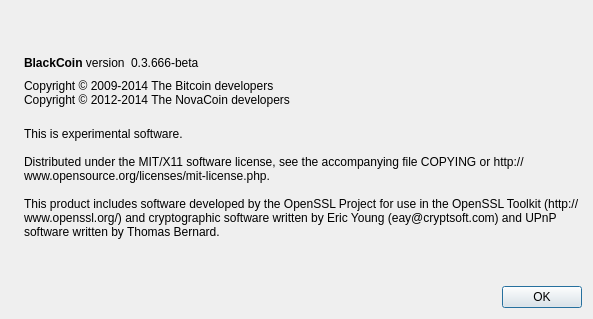
Qt form src/qt/forms/aboutdialog.ui (bogatyrov/valorbit) before a commit.
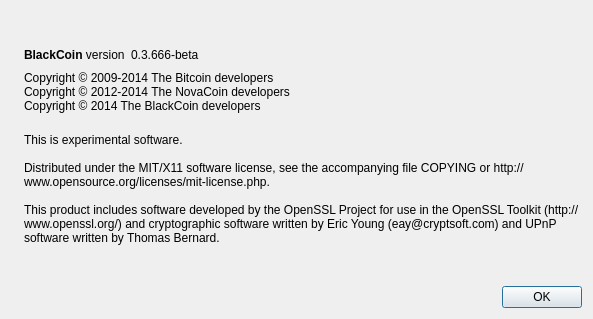
The same form after that commit. Icons and pictures are not drawn.

Diff of the .ui file:
```diff
--- a/src/qt/forms/aboutdialog.ui
+++ b/src/qt/forms/aboutdialog.ui
@@ -92,7 +92,8 @@
        </property>
        <property name="text">
         <string>Copyright © 2009-2014 The Bitcoin developers
-Copyright © 2012-2014 The NovaCoin developers</string>
+Copyright © 2012-2014 The NovaCoin developers
+Copyright © 2014 The BlackCoin developers</string>
        </property>
        <property name="textInteractionFlags">
         <set>Qt::LinksAccessibleByMouse|Qt::TextSelectableByKeyboard|Qt::TextSelectableByMouse</set>
```
